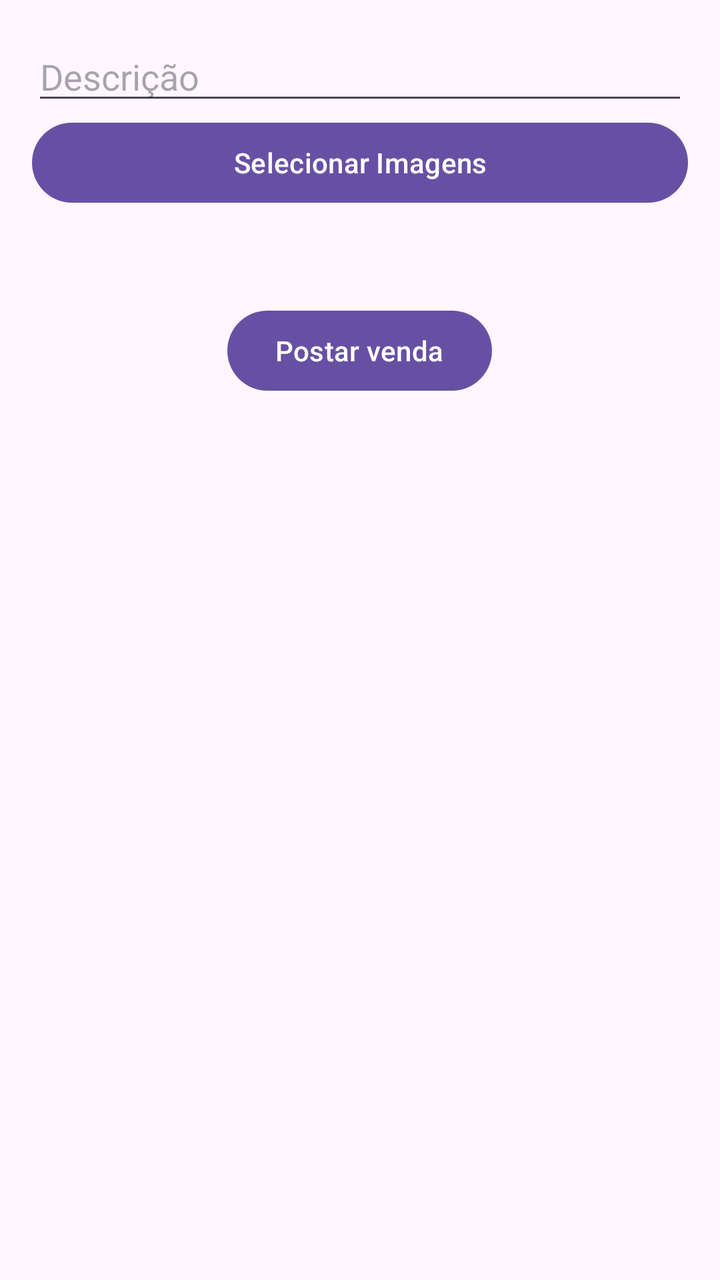
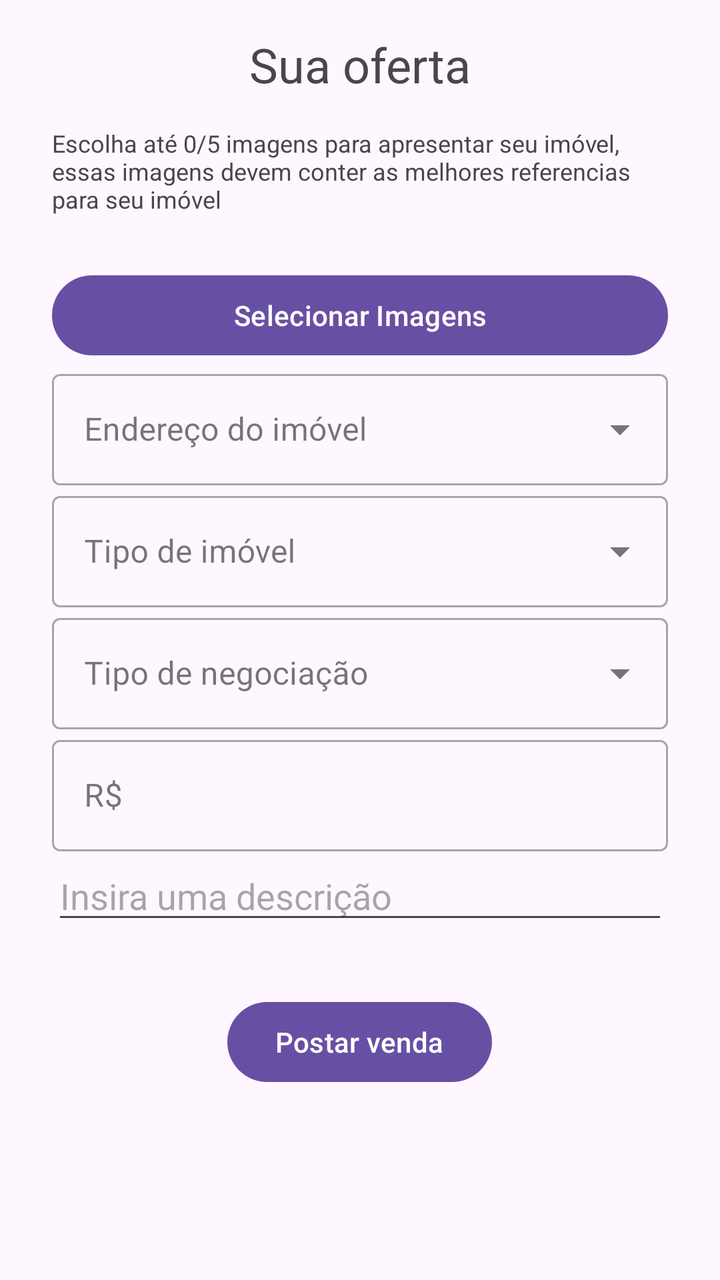

Screens rendered from an Android XML layout before and after an edit, with the pre-edit source and the edit as a unified diff.
<!-- AndroidManifest.xml: application theme Theme.FirebaseAuthApp -->
<!-- res/layout/activity_test_product.xml -->
<?xml version="1.0" encoding="utf-8"?>
<LinearLayout xmlns:android="http://schemas.android.com/apk/res/android"
    xmlns:app="http://schemas.android.com/apk/res-auto"
    xmlns:tools="http://schemas.android.com/tools"
    android:layout_width="match_parent"
    android:layout_height="match_parent"
    android:layout_marginTop="60dp"
    android:orientation="vertical"
    android:padding="16dp">

    <EditText
        android:id="@+id/etDescription"
        android:hint="Descrição"
        android:layout_width="match_parent"
        android:layout_height="wrap_content"/>

    <Button
        android:id="@+id/btnSelectImages"
        android:layout_width="match_parent"
        android:layout_height="wrap_content"
        android:text="Selecionar Imagens" />


    <androidx.recyclerview.widget.RecyclerView
        android:id="@+id/recyclerView"
        android:layout_width="match_parent"
        android:layout_height="wrap_content"
        android:layout_marginTop="16dp"
        android:nestedScrollingEnabled="false" />

    <Button
        android:id="@+id/btnPostar"
        android:layout_width="wrap_content"
        android:layout_height="wrap_content"
        android:text="Postar venda"
        android:layout_marginTop="30dp"
        android:layout_gravity="center_horizontal"/>


</LinearLayout>
<!-- resources referenced by this layout -->
<resources>
  <style name="Theme.FirebaseAuthApp" parent="Base.Theme.FirebaseAuthApp" />
  <style name="Base.Theme.FirebaseAuthApp" parent="Theme.Material3.DayNight.NoActionBar">
  
          <item name="android:statusBarColor">#FFFFFF</item>
  
          <item name="android:windowLightStatusBar">true</item>
  
          <item name="colorSurface">#FFFFFF</item>
      </style>
</resources>

<!-- the commit's change to res/layout/activity_test_product.xml (unified diff, before → after) -->
@@ -1,40 +1,121 @@
 <?xml version="1.0" encoding="utf-8"?>
-<LinearLayout xmlns:android="http://schemas.android.com/apk/res/android"
+<ScrollView xmlns:android="http://schemas.android.com/apk/res/android"
     xmlns:app="http://schemas.android.com/apk/res-auto"
     xmlns:tools="http://schemas.android.com/tools"
+    android:id="@+id/container_main"
     android:layout_width="match_parent"
     android:layout_height="match_parent"
-    android:layout_marginTop="60dp"
-    android:orientation="vertical"
     android:padding="16dp">
 
-    <EditText
-        android:id="@+id/etDescription"
-        android:hint="Descrição"
+    <LinearLayout
         android:layout_width="match_parent"
-        android:layout_height="wrap_content"/>
+        android:layout_height="match_parent"
+        android:orientation="vertical"
+        android:layout_marginHorizontal="10dp">
 
-    <Button
-        android:id="@+id/btnSelectImages"
-        android:layout_width="match_parent"
-        android:layout_height="wrap_content"
-        android:text="Selecionar Imagens" />
+        <TextView
+            android:id="@+id/tvTitle"
+            android:layout_width="wrap_content"
+            android:layout_height="wrap_content"
+            android:text="Sua oferta"
+            android:textSize="24sp"
+            android:layout_gravity="center_horizontal"/>
+
+        <TextView
+            android:layout_width="wrap_content"
+            android:layout_height="wrap_content"
+            android:text="Escolha até 0/5 imagens para apresentar seu imóvel, essas imagens devem conter as melhores referencias para seu imóvel"
+            android:textSize="12sp"
+            android:layout_marginTop="15dp"
+            android:layout_gravity="center_horizontal"/>
+
+        <androidx.recyclerview.widget.RecyclerView
+            android:id="@+id/recyclerView"
+            android:layout_width="match_parent"
+            android:layout_height="wrap_content"
+            android:layout_marginTop="16dp"
+            android:nestedScrollingEnabled="false" />
+
+        <Button
+            android:id="@+id/btnSelectImages"
+            android:layout_width="match_parent"
+            android:layout_height="wrap_content"
+            android:text="Selecionar Imagens"
+            android:layout_marginTop="10dp"/>
+
+        <com.google.android.material.textfield.TextInputLayout
+            style="@style/Widget.MaterialComponents.TextInputLayout.OutlinedBox.ExposedDropdownMenu"
+            android:layout_width="match_parent"
+            android:layout_height="wrap_content">
+
+            <AutoCompleteTextView
+                android:id="@+id/autoCompleteAddress"
+                android:layout_width="match_parent"
+                android:layout_height="wrap_content"
+                android:hint="Endereço do imóvel"
+                android:inputType="none"/>
+
+        </com.google.android.material.textfield.TextInputLayout>
+
+        <com.google.android.material.textfield.TextInputLayout
+            style="@style/Widget.MaterialComponents.TextInputLayout.OutlinedBox.ExposedDropdownMenu"
+            android:layout_width="match_parent"
+            android:layout_height="wrap_content">
+
+            <AutoCompleteTextView
+                android:id="@+id/typeProperty"
+                android:layout_width="match_parent"
+                android:layout_height="wrap_content"
+                android:hint="Tipo de imóvel"
+                android:inputType="none"/>
+
+        </com.google.android.material.textfield.TextInputLayout>
+
+        <com.google.android.material.textfield.TextInputLayout
+            style="@style/Widget.MaterialComponents.TextInputLayout.OutlinedBox.ExposedDropdownMenu"
+            android:layout_width="match_parent"
+            android:layout_height="wrap_content">
+
+            <AutoCompleteTextView
+                android:id="@+id/typeSell"
+                android:layout_width="match_parent"
+                android:layout_height="wrap_content"
+                android:hint="Tipo de negociação"
+                android:inputType="none"/>
+
+        </com.google.android.material.textfield.TextInputLayout>
+
+        <com.google.android.material.textfield.TextInputLayout
+            style="@style/Widget.MaterialComponents.TextInputLayout.OutlinedBox"
+            android:layout_width="match_parent"
+            android:layout_height="wrap_content"
+            android:hint="R$">
+
+            <EditText
+                android:layout_width="match_parent"
+                android:layout_height="wrap_content"
+                android:importantForAutofill="no"
+                android:inputType="numberDecimal"/>
+
+        </com.google.android.material.textfield.TextInputLayout>
+
+        <EditText
+            android:id="@+id/etDescription"
+            android:layout_width="match_parent"
+            android:layout_height="wrap_content"
+            android:hint="Insira uma descrição"/>
+
+        <Button
+            android:id="@+id/btnPostar"
+            android:layout_width="wrap_content"
+            android:layout_height="wrap_content"
+            android:text="Postar venda"
+            android:layout_marginTop="30dp"
+            android:layout_gravity="center_horizontal"/>
+
+    </LinearLayout>
 
 
-    <androidx.recyclerview.widget.RecyclerView
-        android:id="@+id/recyclerView"
-        android:layout_width="match_parent"
-        android:layout_height="wrap_content"
-        android:layout_marginTop="16dp"
-        android:nestedScrollingEnabled="false" />
-
-    <Button
-        android:id="@+id/btnPostar"
-        android:layout_width="wrap_content"
-        android:layout_height="wrap_content"
-        android:text="Postar venda"
-        android:layout_marginTop="30dp"
-        android:layout_gravity="center_horizontal"/>
 
 
-</LinearLayout>
+</ScrollView>
